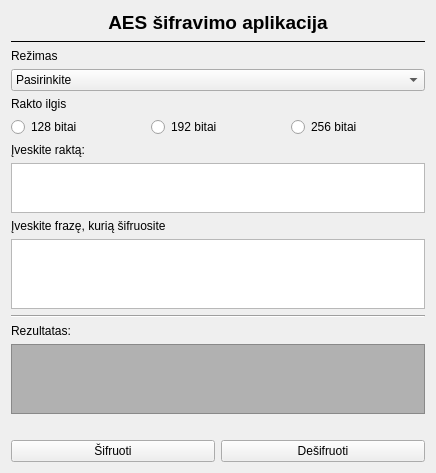
Above: gui/form.ui from arnoldasstrukcinskas/PD_NR.3-RSA- before the change. Below: the same form after it.
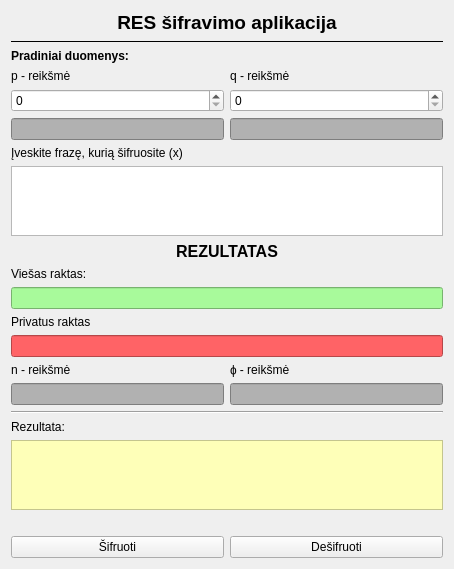
That is the form after the change.

Commit message:
feat: :sparkles: Create cypher function
Create cypher function with Euclidean algorythm

Patch:
```diff
--- a/gui/form.ui
+++ b/gui/form.ui
@@ -6,8 +6,8 @@
    <rect>
     <x>0</x>
     <y>0</y>
-    <width>436</width>
-    <height>470</height>
+    <width>454</width>
+    <height>569</height>
    </rect>
   </property>
   <property name="windowTitle">
@@ -23,7 +23,7 @@
       </font>
      </property>
      <property name="text">
-      <string>AES šifravimo aplikacija</string>
+      <string>RES šifravimo aplikacija</string>
      </property>
      <property name="alignment">
       <set>Qt::AlignCenter</set>
@@ -40,96 +40,177 @@
      </property>
     </widget>
    </item>
-   <item>
-    <widget class="QLabel" name="cypherModeLabel">
-     <property name="text">
-      <string>Režimas</string>
-     </property>
-    </widget>
-   </item>
-   <item>
-    <widget class="QComboBox" name="cypherModeComboBox">
-     <item>
-      <property name="text">
-       <string>Pasirinkite</string>
-      </property>
-     </item>
-     <item>
-      <property name="text">
-       <string>ECB</string>
-      </property>
-     </item>
-     <item>
-      <property name="text">
-       <string>CBC</string>
-      </property>
-     </item>
-     <item>
-      <property name="text">
-       <string>CFB</string>
-      </property>
-     </item>
-    </widget>
-   </item>
    <item>
     <widget class="QLabel" name="label">
+     <property name="font">
+      <font>
+       <bold>true</bold>
+      </font>
+     </property>
      <property name="text">
-      <string>Rakto ilgis</string>
+      <string>Pradiniai duomenys:</string>
      </property>
     </widget>
    </item>
+   <item>
+    <layout class="QHBoxLayout" name="dataLabelsLayout">
+     <item>
+      <widget class="QLabel" name="pValueLabel">
+       <property name="font">
+        <font>
+         <bold>false</bold>
+        </font>
+       </property>
+       <property name="text">
+        <string>p - reikšmė</string>
+       </property>
+      </widget>
+     </item>
+     <item>
+      <widget class="QLabel" name="qValueLabel">
+       <property name="font">
+        <font>
+         <bold>false</bold>
+        </font>
+       </property>
+       <property name="text">
+        <string>q - reikšmė</string>
+       </property>
+      </widget>
+     </item>
+    </layout>
+   </item>
    <item>
     <layout class="QHBoxLayout" name="horizontalLayout_2">
      <item>
-      <widget class="QRadioButton" name="bits128RadioButton">
-       <property name="text">
-        <string>128 bitai</string>
-       </property>
-      </widget>
+      <widget class="QSpinBox" name="pValueSpinBox"/>
      </item>
      <item>
-      <widget class="QRadioButton" name="bits192RadioButton">
-       <property name="text">
-        <string>192 bitai</string>
+      <widget class="QSpinBox" name="qValueSpinBox"/>
+     </item>
+    </layout>
+   </item>
+   <item>
+    <layout class="QHBoxLayout" name="resultDataLayout">
+     <item>
+      <widget class="QLineEdit" name="pValueResultLabel">
+       <property name="autoFillBackground">
+        <bool>false</bool>
        </property>
+       <property name="styleSheet">
+        <string notr="true">background-color: rgb(177, 177, 177);</string>
+       </property>
+       <property name="readOnly">
+        <bool>true</bool>
+       </property>
       </widget>
      </item>
      <item>
-      <widget class="QRadioButton" name="bits256RadioButton">
-       <property name="text">
-        <string>256 bitai</string>
+      <widget class="QLineEdit" name="qValueResultLabel">
+       <property name="styleSheet">
+        <string notr="true">background-color: rgb(177, 177, 177);</string>
        </property>
+       <property name="readOnly">
+        <bool>true</bool>
+       </property>
       </widget>
      </item>
     </layout>
    </item>
-   <item>
-    <widget class="QLabel" name="keyLabel">
-     <property name="text">
-      <string>Įveskite raktą:</string>
-     </property>
-    </widget>
-   </item>
-   <item>
-    <widget class="QPlainTextEdit" name="keyTextEdit">
-     <property name="maximumSize">
-      <size>
-       <width>16777215</width>
-       <height>50</height>
-      </size>
-     </property>
-    </widget>
-   </item>
    <item>
     <widget class="QLabel" name="inputLabel">
      <property name="text">
-      <string>Įveskite frazę, kurią šifruosite</string>
+      <string>Įveskite frazę, kurią šifruosite (x)</string>
      </property>
     </widget>
    </item>
    <item>
     <widget class="QTextEdit" name="inputTextEdit"/>
    </item>
+   <item>
+    <widget class="QLabel" name="resultTitleLabel">
+     <property name="font">
+      <font>
+       <pointsize>12</pointsize>
+       <bold>true</bold>
+      </font>
+     </property>
+     <property name="text">
+      <string>REZULTATAS</string>
+     </property>
+     <property name="alignment">
+      <set>Qt::AlignCenter</set>
+     </property>
+    </widget>
+   </item>
+   <item>
+    <layout class="QVBoxLayout" name="keysLayout">
+     <item>
+      <widget class="QLabel" name="globalKeyLabel">
+       <property name="text">
+        <string>Viešas raktas: </string>
+       </property>
+      </widget>
+     </item>
+     <item>
+      <widget class="QLineEdit" name="globalKeyLineEdit">
+       <property name="styleSheet">
+        <string notr="true">background-color: rgb(168, 250, 155);</string>
+       </property>
+      </widget>
+     </item>
+     <item>
+      <widget class="QLabel" name="privateKeyLabel">
+       <property name="text">
+        <string>Privatus raktas</string>
+       </property>
+      </widget>
+     </item>
+     <item>
+      <widget class="QLineEdit" name="privateKeyLineEdit">
+       <property name="styleSheet">
+        <string notr="true">background-color: rgb(255, 99, 102);</string>
+       </property>
+      </widget>
+     </item>
+     <item>
+      <layout class="QHBoxLayout" name="horizontalLayout_3">
+       <item>
+        <widget class="QLabel" name="nValueLabel_2">
+         <property name="text">
+          <string>n - reikšmė</string>
+         </property>
+        </widget>
+       </item>
+       <item>
+        <widget class="QLabel" name="qValueLabel_2">
+         <property name="text">
+          <string>&lt;html&gt;&lt;head/&gt;&lt;body&gt;&lt;p&gt; ɸ - reikšmė&lt;/p&gt;&lt;/body&gt;&lt;/html&gt;</string>
+         </property>
+        </widget>
+       </item>
+      </layout>
+     </item>
+     <item>
+      <layout class="QHBoxLayout" name="horizontalLayout">
+       <item>
+        <widget class="QLineEdit" name="nValueLabel">
+         <property name="styleSheet">
+          <string notr="true">background-color: rgb(177, 177, 177);</string>
+         </property>
+        </widget>
+       </item>
+       <item>
+        <widget class="QLineEdit" name="fiValueLabel">
+         <property name="styleSheet">
+          <string notr="true">background-color: rgb(177, 177, 177);</string>
+         </property>
+        </widget>
+       </item>
+      </layout>
+     </item>
+    </layout>
+   </item>
    <item>
     <widget class="Line" name="line_2">
      <property name="orientation">
@@ -138,16 +219,16 @@
     </widget>
    </item>
    <item>
-    <widget class="QLabel" name="resultLabel_2">
+    <widget class="QLabel" name="resultLabel">
      <property name="text">
-      <string>Rezultatas:</string>
+      <string>&lt;html&gt;&lt;head/&gt;&lt;body&gt;&lt;p&gt;Rezultata:&lt;/p&gt;&lt;/body&gt;&lt;/html&gt;</string>
      </property>
     </widget>
    </item>
    <item>
     <widget class="QPlainTextEdit" name="resultTextEdit">
      <property name="styleSheet">
-      <string notr="true">background-color: rgb(177, 177, 177);</string>
+      <string notr="true">background-color: rgb(254, 255, 184);</string>
      </property>
      <property name="readOnly">
       <bool>true</bool>
@@ -155,14 +236,14 @@
     </widget>
    </item>
    <item>
-    <widget class="QLabel" name="resultLabel">
+    <widget class="QLabel" name="emptySpace">
      <property name="text">
       <string/>
      </property>
     </widget>
    </item>
    <item>
-    <layout class="QHBoxLayout" name="horizontalLayout">
+    <layout class="QHBoxLayout" name="buttonsLayout">
      <item>
       <widget class="QPushButton" name="cypherPushButton">
        <property name="text">
```
The commit also changes 16 other files.
